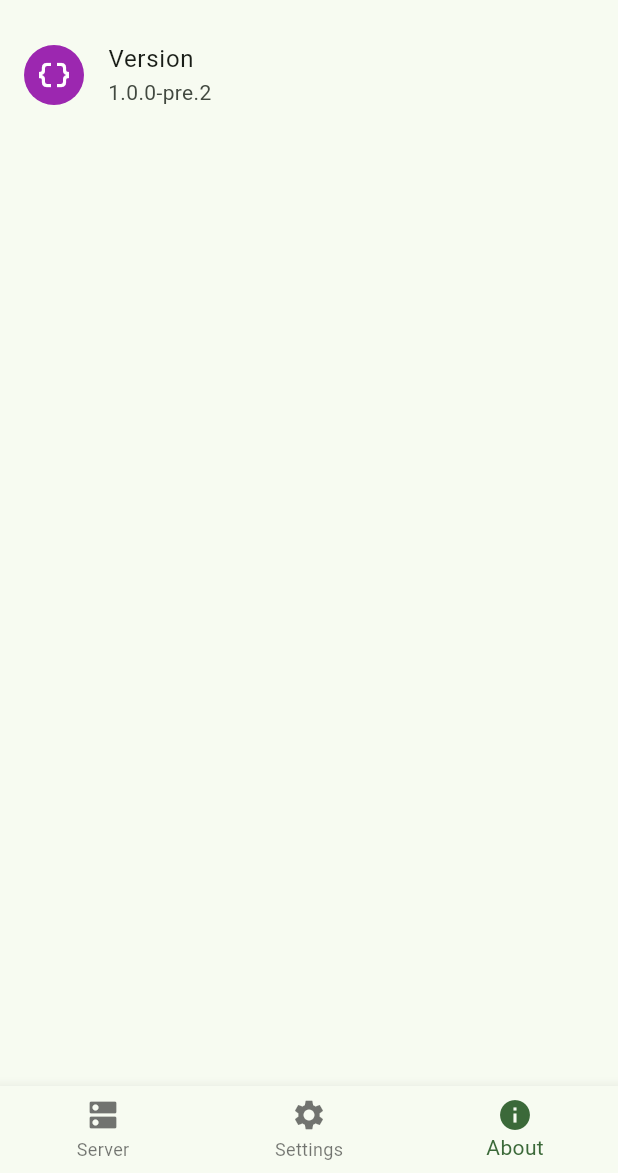
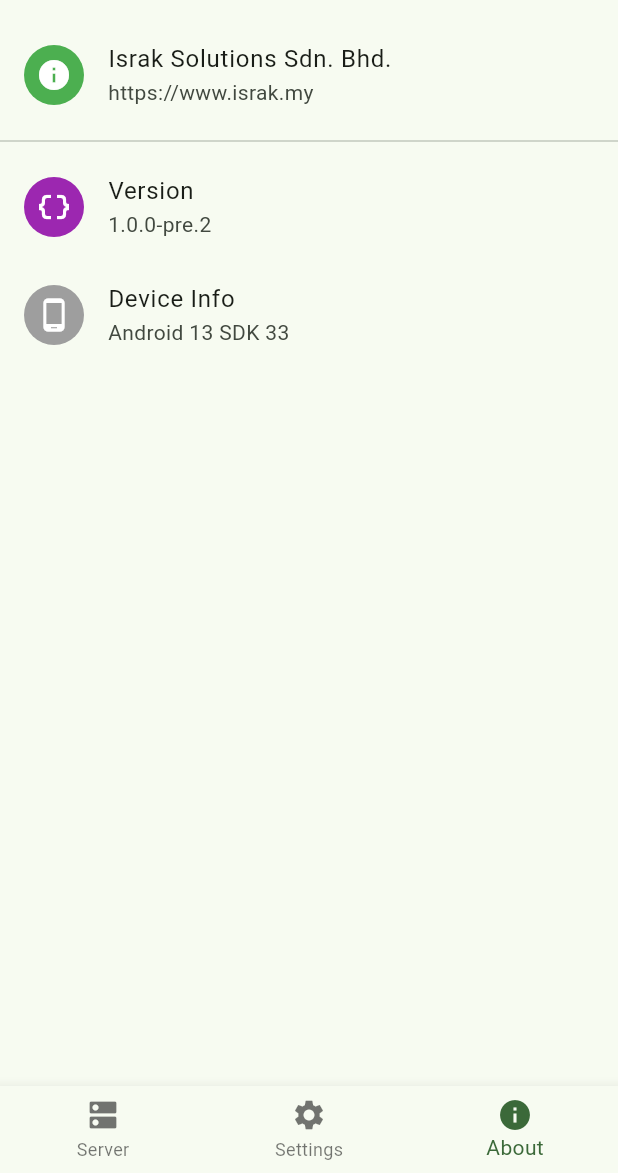
Before and after one commit to MasjidTV/masjidtv_app, a Flutter app: the screen it shows after launch, item 3 of the bottom bar chosen, on a phone screen of 412 x 824 dp, the part 63-1236 px from its top. Run offline on Flutter 3.47's test engine with Material 2 defaults, Android fonts, the phone set to English and light mode, and no system bars; our stand-ins replace device_info_plus, flutter_dotenv, fluttertoast, font_awesome_flutter, package_info_plus, permission_handler and 3 more; missing offline and left inert: network_info_plus, shelf_cors_headers, shelf_router.

Commit message:
ℹ️ Add company & device info

```diff
--- a/lib/pages/app_about.dart
+++ b/lib/pages/app_about.dart
@@ -1,5 +1,8 @@
+import 'package:device_info_plus/device_info_plus.dart';
 import 'package:flutter/material.dart';
 import 'package:package_info_plus/package_info_plus.dart';
+
+import '../util/link_launcher.dart';
 
 class AppAbout extends StatefulWidget {
   const AppAbout({super.key});
@@ -9,10 +12,24 @@ class AppAbout extends StatefulWidget {
 }
 
 class _AppAboutState extends State<AppAbout> {
+  DeviceInfoPlugin deviceInfo = DeviceInfoPlugin();
+
   @override
   Widget build(BuildContext context) {
     return Column(
       children: [
+        ListTile(
+          leading: const CircleAvatar(
+            backgroundColor: Colors.green,
+            child: Icon(Icons.info, color: Colors.white),
+          ),
+          title: const Text('Israk Solutions Sdn. Bhd.'),
+          subtitle: const Text('https://www.israk.my'),
+          onTap: () {
+            LinkLauncher.launch('https://www.israk.my/');
+          },
+        ),
+        const Divider(),
         ListTile(
           leading: const CircleAvatar(
             backgroundColor: Colors.purple,
@@ -25,6 +42,20 @@ class _AppAboutState extends State<AppAbout> {
                 return Text(snapshot.data?.version ?? 'N/A');
               }),
         ),
+        ListTile(
+          leading: const CircleAvatar(
+            backgroundColor: Colors.grey,
+            child: Icon(Icons.phone_android, color: Colors.white),
+          ),
+          title: const Text('Device Info'),
+          subtitle: FutureBuilder(
+              future: deviceInfo.androidInfo,
+              builder: (_, snapshot) {
+                var androidVersion = snapshot.data?.version.release ?? 'N/A';
+                var androidSdk = snapshot.data?.version.sdkInt ?? 'Sdk?';
+                return Text('Android $androidVersion SDK $androidSdk');
+              }),
+        ),
       ],
     );
   }
--- a/pubspec.yaml
+++ b/pubspec.yaml
@@ -50,6 +50,7 @@ dependencies:
   shared_preferences: ^2.1.1
   package_info_plus: ^4.0.0
   permission_handler: ^10.2.0
+  device_info_plus: ^9.0.2
 
 dev_dependencies:
   flutter_test:
```
Also changed, not shown: pubspec.lock.
